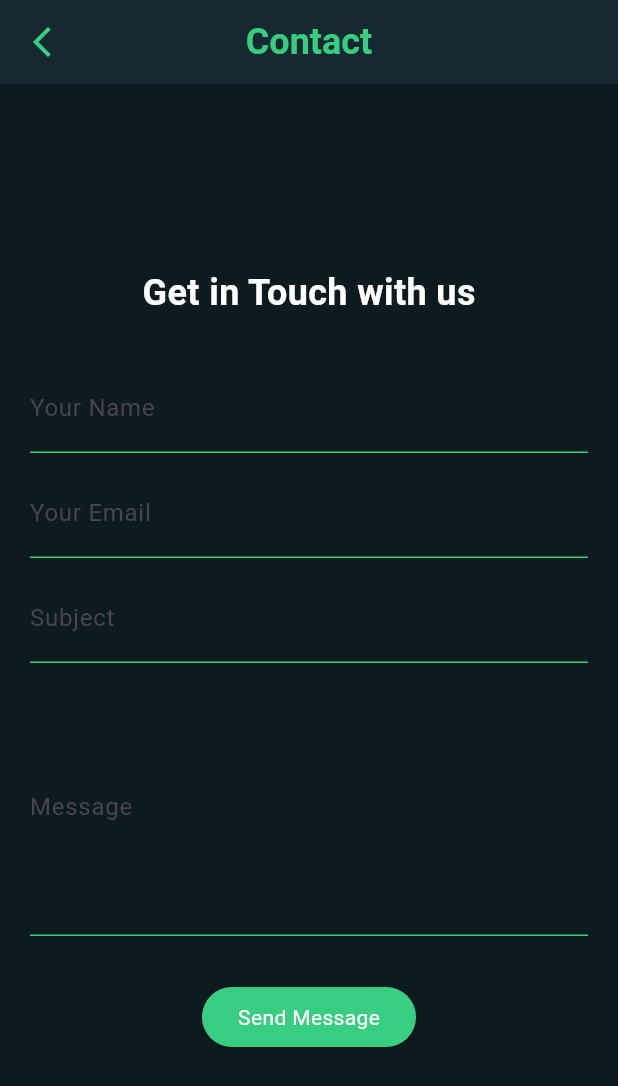
After one commit to kei-2k3/tools-for-you, a Flutter app: the ContactView screen opened directly, on a phone screen of 412 x 824 dp. The commit adds this screen. Shown: the top 1086 px of the screen. Run offline on Flutter 3.47's test engine with Material 3 defaults, Android fonts, the phone set to English and light mode, and no system bars; our stand-ins replace flutter_riverpod, gap, responsive_framework, riverpod_annotation; generated files the repository leaves out were written again.

Commit message:
Added: add contact view.'

```diff
--- a/lib/core/constant/app_string.dart
+++ b/lib/core/constant/app_string.dart
@@ -36,3 +36,9 @@ const String thankYou = 'Thank you for using Toolverse!';
 
 /// Contact View
 const String contact = 'Contact';
+const String getInTouch = 'Get in Touch with us';
+const String yourName = 'Your Name';
+const String yourEmail = 'Your Email';
+const String subject = 'Subject';
+const String message = 'Message';
+const String sendMessage = 'Send Message';
--- a/lib/core/widgets/textfield/k_textfield.dart
+++ b/lib/core/widgets/textfield/k_textfield.dart
@@ -6,6 +6,7 @@ class KTextfield extends StatelessWidget {
       {super.key,
       this.keyboardType,
       this.controller,
+      this.maxLines,
       this.hintText,
       this.labelText,
       this.hintTextStyle,
@@ -14,6 +15,7 @@ class KTextfield extends StatelessWidget {
 
   final TextInputType? keyboardType;
   final TextEditingController? controller;
+  final int? maxLines;
   final String? hintText;
   final String? labelText;
   final TextStyle? hintTextStyle;
@@ -26,6 +28,7 @@ class KTextfield extends StatelessWidget {
       controller: controller,
       onChanged: onChanged,
       keyboardType: keyboardType ?? TextInputType.number,
+      maxLines: maxLines,
       textAlign: TextAlign.center,
       style: Theme.of(context).textTheme.displayMedium,
       decoration: InputDecoration(
--- a/lib/feature/about/presentation/ui/about_view.dart
+++ b/lib/feature/about/presentation/ui/about_view.dart
@@ -15,7 +15,7 @@ class AboutView extends StatelessWidget {
           onPressed: () => Navigator.pop(context),
           icon: const Icon(Icons.arrow_back_ios_new),
         ),
-        title: Text(about),
+        title: const Text(about),
         centerTitle: true,
       ),
       body: SizedBox(
--- /dev/null
+++ b/lib/feature/contact/presentation/ui/contact_view.dart
@@ -0,0 +1,70 @@
+import 'package:flutter/material.dart';
+import 'package:gap/gap.dart';
+import 'package:tools_for_you/core/constant/app_string.dart';
+import 'package:tools_for_you/core/theme/app_color.dart';
+import 'package:tools_for_you/core/widgets/textfield/k_textfield.dart';
+
+class ContactView extends StatelessWidget {
+  const ContactView({super.key});
+
+  @override
+  Widget build(BuildContext context) {
+    final nameController = TextEditingController();
+    final emailController = TextEditingController();
+    final subjectController = TextEditingController();
+    final messageController = TextEditingController();
+
+    return Scaffold(
+      appBar: AppBar(
+        leading: IconButton(
+          onPressed: () => Navigator.pop(context),
+          icon: const Icon(Icons.arrow_back_ios_new),
+        ),
+        title: const Text(contact),
+        centerTitle: true,
+      ),
+      body: Center(
+        child: Container(
+          constraints: const BoxConstraints(maxWidth: 600),
+          padding: const EdgeInsets.all(20),
+          child: Column(
+            mainAxisSize: MainAxisSize.min,
+            spacing: 10,
+            children: [
+              const Text(
+                getInTouch,
+                style: TextStyle(fontSize: 24, fontWeight: FontWeight.bold),
+              ),
+              const Gap(10),
+              const KTextfield(labelText: yourName),
+              const KTextfield(labelText: yourEmail),
+              const KTextfield(labelText: subject),
+              const KTextfield(
+                labelText: message,
+                maxLines: 5,
+              ),
+              const Gap(10),
+              ElevatedButton(
+                onPressed: () {
+                  ScaffoldMessenger.of(context).showSnackBar(
+                    const SnackBar(content: Text('Message sent (mock)!')),
+                  );
+                  nameController.clear();
+                  emailController.clear();
+                  subjectController.clear();
+                  messageController.clear();
+                },
+                style: ButtonStyle(
+                    backgroundColor: WidgetStatePropertyAll(AppColor.kPrimary)),
+                child: Text(
+                  sendMessage,
+                  style: Theme.of(context).textTheme.bodyMedium,
+                ),
+              ),
+            ],
+          ),
+        ),
+      ),
+    );
+  }
+}
--- a/lib/feature/home/presentation/ui/home_view.dart
+++ b/lib/feature/home/presentation/ui/home_view.dart
@@ -4,6 +4,7 @@ import 'package:tools_for_you/core/constant/app_string.dart';
 import 'package:tools_for_you/core/theme/app_color.dart';
 import 'package:tools_for_you/feature/about/presentation/ui/about_view.dart';
 import 'package:tools_for_you/feature/bmi_calculator/presentation/ui/bmi_calculator_view.dart';
+import 'package:tools_for_you/feature/contact/presentation/ui/contact_view.dart';
 import 'package:tools_for_you/feature/home/presentation/provider/drawer_index_provider.dart';
 import 'package:tools_for_you/feature/percentage_calculator/presentation/ui/percentage_calculator_view.dart';
 
@@ -118,7 +119,7 @@ class _HomeViewState extends ConsumerState<HomeView> {
                     Navigator.pop(context);
                     Navigator.push(
                       context,
-                      MaterialPageRoute(builder: (context) => AboutView()),
+                      MaterialPageRoute(builder: (context) => ContactView()),
                     );
                   },
                   child: Row(
```
